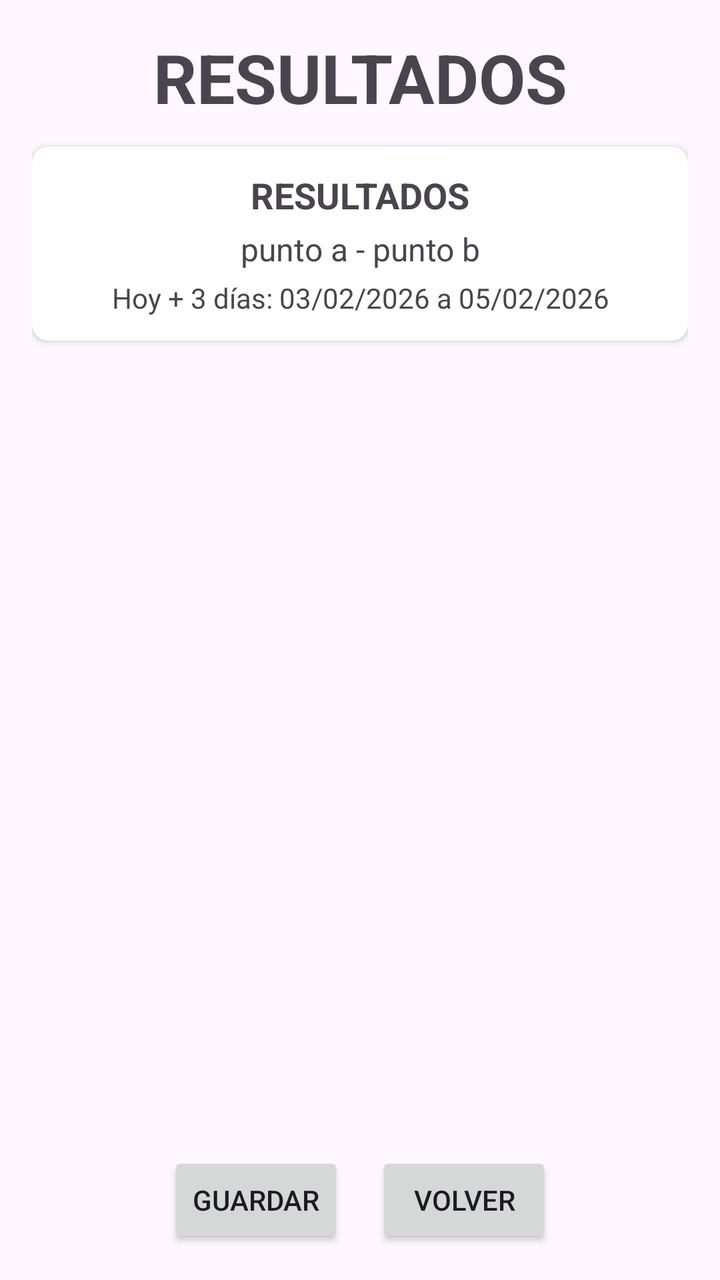
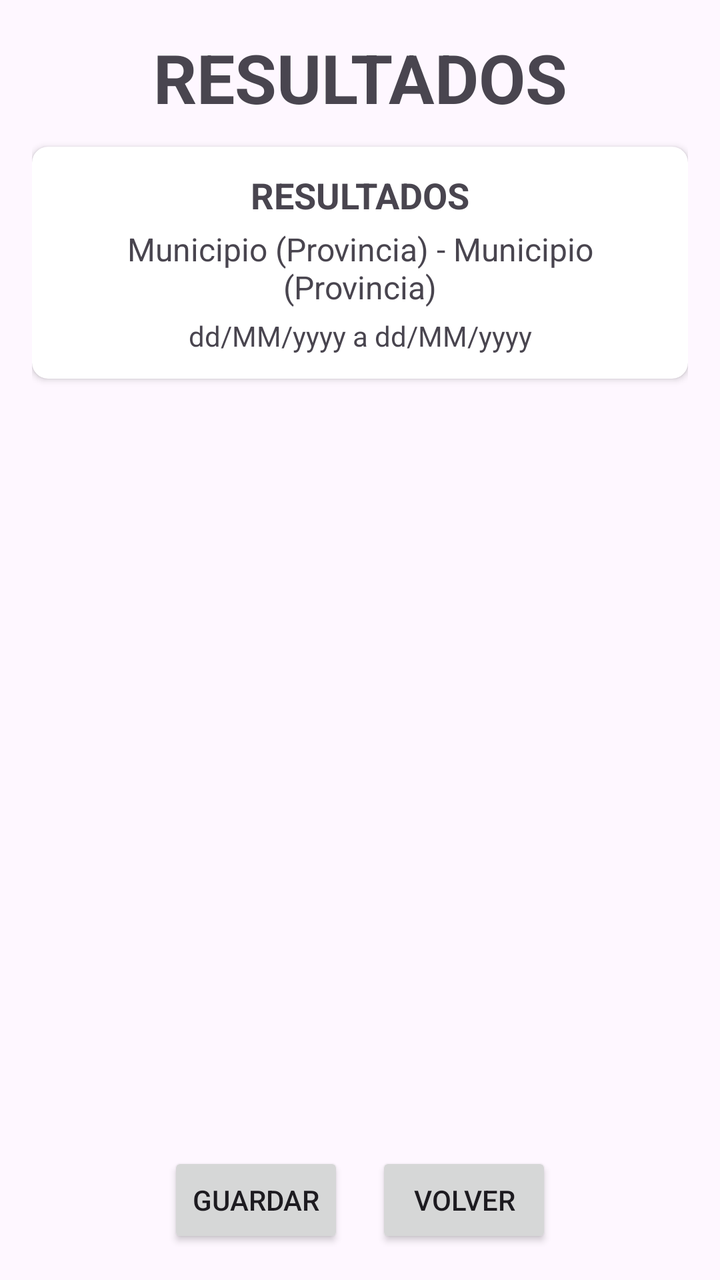

The first picture is an Android layout as it rendered before a commit; the second is the same layout after the commit. The layout source and the unified diff follow.
<!-- AndroidManifest.xml: application theme Theme.MeteoDuo -->
<!-- res/layout/activity_resultados.xml -->
<?xml version="1.0" encoding="utf-8"?>
<androidx.constraintlayout.widget.ConstraintLayout
    xmlns:android="http://schemas.android.com/apk/res/android"
    xmlns:app="http://schemas.android.com/apk/res-auto"
    android:id="@+id/rootResultados"
    android:layout_width="match_parent"
    android:layout_height="match_parent"
    android:padding="16dp">

    
    <TextView
        android:id="@+id/tvTituloResultados"
        android:layout_width="0dp"
        android:layout_height="wrap_content"
        android:text="RESULTADOS"
        android:textStyle="bold"
        android:textSize="34sp"
        android:gravity="center"
        app:layout_constraintTop_toTopOf="parent"
        app:layout_constraintStart_toStartOf="parent"
        app:layout_constraintEnd_toEndOf="parent"/>

    
    <androidx.cardview.widget.CardView
        android:id="@+id/cardCabecera"
        android:layout_width="0dp"
        android:layout_height="wrap_content"
        android:layout_marginTop="12dp"
        app:cardCornerRadius="8dp"
        app:cardElevation="2dp"
        app:layout_constraintTop_toBottomOf="@id/tvTituloResultados"
        app:layout_constraintStart_toStartOf="parent"
        app:layout_constraintEnd_toEndOf="parent">

        <LinearLayout
            android:layout_width="match_parent"
            android:layout_height="wrap_content"
            android:orientation="vertical"
            android:padding="12dp">

            <TextView
                android:id="@+id/tvSubTitulo"
                android:layout_width="match_parent"
                android:layout_height="wrap_content"
                android:text="RESULTADOS"
                android:textStyle="bold"
                android:textSize="18sp"
                android:gravity="center"/>

            <TextView
                android:id="@+id/tvPuntos"
                android:layout_width="match_parent"
                android:layout_height="wrap_content"
                android:layout_marginTop="4dp"
                android:text="punto a - punto b"
                android:textSize="16sp"
                android:gravity="center"/>

            <TextView
                android:id="@+id/tvRango"
                android:layout_width="match_parent"
                android:layout_height="wrap_content"
                android:layout_marginTop="4dp"
                android:text="Hoy + 3 días: 03/02/2026 a 05/02/2026"
                android:textSize="14sp"
                android:gravity="center"/>

        </LinearLayout>
    </androidx.cardview.widget.CardView>

    
    <ScrollView
        android:id="@+id/scrollResultados"
        android:layout_width="0dp"
        android:layout_height="0dp"
        android:layout_marginTop="12dp"
        app:layout_constraintTop_toBottomOf="@id/cardCabecera"
        app:layout_constraintBottom_toTopOf="@id/barraBotones"
        app:layout_constraintStart_toStartOf="parent"
        app:layout_constraintEnd_toEndOf="parent">

        
        <LinearLayout
            android:id="@+id/contenedorDias"
            android:layout_width="match_parent"
            android:layout_height="wrap_content"
            android:orientation="vertical"
            android:paddingBottom="12dp" />

    </ScrollView>

    
    <LinearLayout
        android:id="@+id/barraBotones"
        android:layout_width="0dp"
        android:layout_height="wrap_content"
        android:orientation="horizontal"
        android:gravity="center"
        android:layout_marginTop="8dp"
        app:layout_constraintBottom_toBottomOf="parent"
        app:layout_constraintStart_toStartOf="parent"
        app:layout_constraintEnd_toEndOf="parent">

        <Button
            android:id="@+id/btnGuardar"
            android:layout_width="wrap_content"
            android:layout_height="wrap_content"
            android:text="Guardar"/>

        <Space
            android:layout_width="16dp"
            android:layout_height="1dp"/>

        <Button
            android:id="@+id/btnVolver"
            android:layout_width="wrap_content"
            android:layout_height="wrap_content"
            android:text="Volver"/>

    </LinearLayout>

</androidx.constraintlayout.widget.ConstraintLayout>
<!-- resources referenced by this layout -->
<resources>
  <style name="Theme.MeteoDuo" parent="Base.Theme.MeteoDuo" />
  <style name="Base.Theme.MeteoDuo" parent="Theme.Material3.DayNight.NoActionBar">
          
  
  
      </style>
</resources>

<!-- the commit's change to res/layout/activity_resultados.xml (unified diff, before → after) -->
@@ -47,23 +47,27 @@
                 android:textSize="18sp"
                 android:gravity="center"/>
 
+
             <TextView
                 android:id="@+id/tvPuntos"
                 android:layout_width="match_parent"
                 android:layout_height="wrap_content"
                 android:layout_marginTop="4dp"
-                android:text="punto a - punto b"
+                android:text="Municipio (Provincia) - Municipio (Provincia)"
                 android:textSize="16sp"
                 android:gravity="center"/>
+
+
 
             <TextView
                 android:id="@+id/tvRango"
                 android:layout_width="match_parent"
                 android:layout_height="wrap_content"
                 android:layout_marginTop="4dp"
-                android:text="Hoy + 3 días: 03/02/2026 a 05/02/2026"
+                android:text="dd/MM/yyyy a dd/MM/yyyy"
                 android:textSize="14sp"
                 android:gravity="center"/>
+
 
         </LinearLayout>
     </androidx.cardview.widget.CardView>
